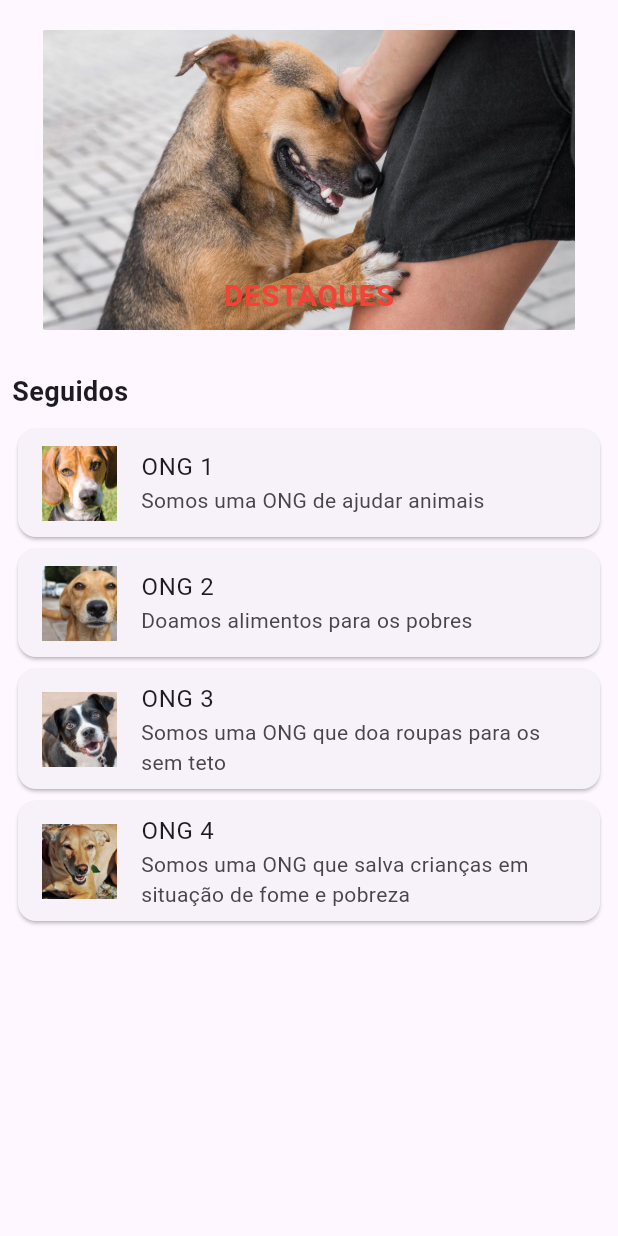
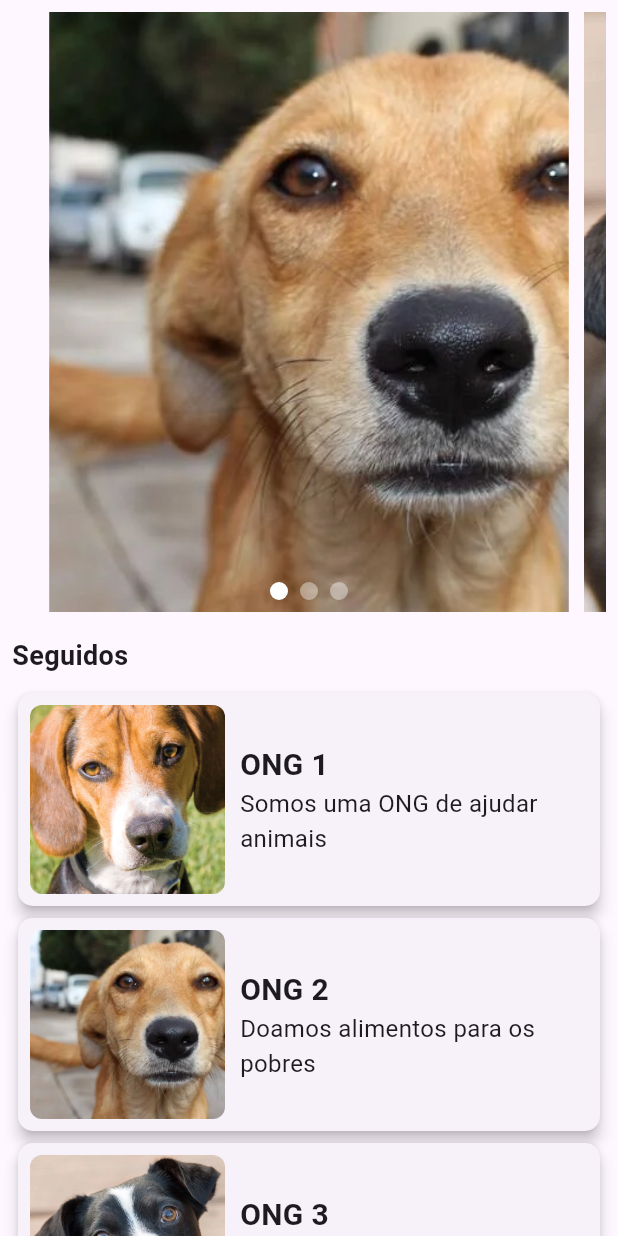
Before and after one commit to DE4THB0RN/Donapp, a Flutter app: the Home screen opened directly, on a phone screen of 412 x 824 dp. Run offline on Flutter 3.47's test engine with Material 3 defaults, Android fonts, the phone set to English and light mode, and no system bars; drawn by our look-alikes of flutter_carousel_widget; our stand-ins replace flutter_image_compress, image_picker, shared_preferences, sqflite; missing offline and left inert: encrypt_decrypt_plus; accounts and stored records are empty.

Commit message:
Ajustes na Home_Page
carrossel colocado no inicio da pagina e cards mudados

```diff
--- a/lib/Telas/Home.dart
+++ b/lib/Telas/Home.dart
@@ -2,6 +2,7 @@ import 'package:donapp/BD/sql_ONG.dart';
 import 'package:donapp/BD/sql_local_ONG.dart';
 import 'package:donapp/Theme/Padding.dart';
 import 'package:flutter/material.dart';
+import 'package:flutter_carousel_widget/flutter_carousel_widget.dart';
 
 class Home extends StatefulWidget {
   const Home({super.key});
@@ -57,30 +58,33 @@ class HomeScreen extends StatelessWidget {
       child: Column(
         children: [
           Padding(
-            padding: Padinho.medio,
-            child: Container(
-              height: 200,
-              width: double.infinity,
-              decoration: BoxDecoration(
-                borderRadius: BorderRadius.circular(12),
-                image: DecorationImage(
-                  image: AssetImage('assets/dogfeliz.png'),
-                ),
+            padding: Padinho.pequeno,
+            child: FlutterCarousel(
+              options: FlutterCarouselOptions(
+                height: 400.0, // Altura do carrossel
+                showIndicator: true,
+                slideIndicator: CircularSlideIndicator(),
               ),
-              child: Align(
-                alignment: Alignment.bottomCenter,
-                child: Padding(
-                  padding: const EdgeInsets.all(8.0),
-                  child: Text(
-                    'DESTAQUES',
-                    style: TextStyle(
-                      color: Colors.red,
-                      fontSize: 20,
-                      fontWeight: FontWeight.bold,
-                    ),
-                  ),
-                ),
-              ),
+              items: ['assets/dog1.png', 'assets/dog2.png', 'assets/dog3.png']
+                  .map((i) {
+                return Builder(
+                  builder: (BuildContext context) {
+                    return Container(
+                      width: MediaQuery.of(context).size.width,
+                      margin: const EdgeInsets.symmetric(horizontal: 5.0),
+                      child: ClipRRect(
+                        child: Image.asset(
+                          i,
+                          fit: BoxFit
+                              .cover, // Ajusta a imagem para cobrir todo o espaço
+                          width: MediaQuery.of(context).size.width,
+                          height: 250.0, // Altura específica para as imagens
+                        ),
+                      ),
+                    );
+                  },
+                );
+              }).toList(),
             ),
           ),
           Padding(
@@ -128,26 +132,69 @@ class NGOCard extends StatelessWidget {
   final String description;
   final String image;
 
-  NGOCard(
-      {required this.title, required this.description, required this.image});
+  NGOCard({
+    required this.title,
+    required this.description,
+    required this.image,
+  });
 
   @override
   Widget build(BuildContext context) {
     return GestureDetector(
-      child: Card(
-        child: ListTile(
-          leading: Image.asset(image, width: 50, height: 50, fit: BoxFit.cover),
-          title: Text(title),
-          subtitle: Text(description),
+      onTap: () => Navigator.pushReplacementNamed(
+        context,
+        'ONG',
+        arguments: 1,
+      ),
+      child: SizedBox(
+        width: double.infinity, // largura da tela
+        height: 150,
+        child: Card(
+          shape: RoundedRectangleBorder(
+            borderRadius: BorderRadius.circular(10.0),
+          ),
+          elevation: 4,
+          child: Padding(
+            padding: const EdgeInsets.all(8.0), // espaçamento interno
+            child: Row(
+              children: [
+                ClipRRect(
+                  borderRadius: BorderRadius.circular(
+                      8.0), // Bordas arredondadas na imagem
+                  child: Image.asset(
+                    image,
+                    width: 130,
+                    height: double.infinity,
+                    fit: BoxFit.cover,
+                  ),
+                ),
+                const SizedBox(width: 10), // espaço entre imagem e texto
+                Expanded(
+                  child: Column(
+                    crossAxisAlignment: CrossAxisAlignment.start,
+                    mainAxisAlignment: MainAxisAlignment.center,
+                    children: [
+                      Text(
+                        title,
+                        style: const TextStyle(
+                          fontSize: 20, // ajuste do tamanho do texto
+                          fontWeight: FontWeight.bold,
+                        ),
+                      ),
+                      Text(
+                        description,
+                        style: const TextStyle(fontSize: 16),
+                        maxLines: 2,
+                        overflow: TextOverflow.ellipsis,
+                      ),
+                    ],
+                  ),
+                ),
+              ],
+            ),
+          ),
         ),
       ),
-      onTap: () => {
-        Navigator.pushReplacementNamed(
-          context,
-          'ONG',
-          arguments: 1,
-        ),
-      },
     );
   }
 }
```
